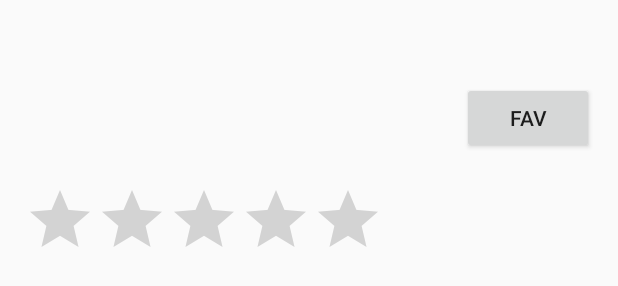
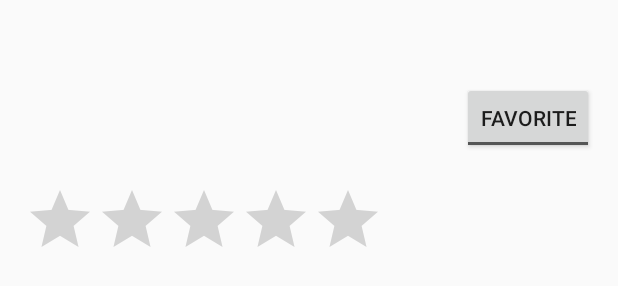
Before and after one commit to ryandegruyter/p2, an Android app: the layout fragment_detail_movie.xml on its own in the app's theme, with its tools: preview values and no code run, on a phone screen of 412 x 824 dp. Shown: the part 354-640 px from the top of the screen. Run offline under Robolectric (Android 15) with nearby library versions, the phone set to English and light mode, and no system bars.

Commit message:
implemented favorites on detailview

```diff
--- a/app/build.gradle
+++ b/app/build.gradle
@@ -10,7 +10,7 @@ android {
         applicationId "be.ryan.popularmovies"
         testInstrumentationRunner "android.test.InstrumentationTestRunner"
         buildConfigField "String", "TMDB_API_KEY", properties["tmdb.api.key"]
-        minSdkVersion 16
+        minSdkVersion 15
         targetSdkVersion 23
         versionCode 1
         versionName "1.0"
--- a/app/src/main/java/be/ryan/popularmovies/event/PopularMovieEvent.java
+++ b/app/src/main/java/be/ryan/popularmovies/event/PopularMovieEvent.java
@@ -7,8 +7,10 @@ import be.ryan.popularmovies.domain.TmdbMovie;
  */
 public class PopularMovieEvent {
     public final TmdbMovie mMovie;
+    public final boolean mIsFav;
 
-    public PopularMovieEvent(TmdbMovie movie) {
+    public PopularMovieEvent(TmdbMovie movie, boolean isFavorite) {
         this.mMovie= movie;
+        mIsFav = isFavorite;
     }
 }
--- a/app/src/main/java/be/ryan/popularmovies/provider/PopularMoviesProvider.java
+++ b/app/src/main/java/be/ryan/popularmovies/provider/PopularMoviesProvider.java
@@ -92,7 +92,7 @@ public class PopularMoviesProvider extends ContentProvider {
                 break;
             case FAVORITES:
                 cursor = dbHelper.getReadableDatabase().rawQuery(
-                        PopMovSqlHelper.getRawQueryFavorites(), null, null
+                        PopMovSqlHelper.getRawQueryFavorites(), null
                 );
                 break;
             default:
--- a/app/src/main/java/be/ryan/popularmovies/ui/adapter/MovieHolder.java
+++ b/app/src/main/java/be/ryan/popularmovies/ui/adapter/MovieHolder.java
@@ -30,7 +30,7 @@ public class MovieHolder extends RecyclerView.ViewHolder implements View.OnClick
 
     @Override
     public void onClick(View v) {
-        EventBus.getDefault().post(mTmdbMovie);
+        EventBus.getDefault().post(new PopularMovieEvent(mTmdbMovie, isFavorite));
     }
 
 
@@ -76,10 +76,11 @@ public class MovieHolder extends RecyclerView.ViewHolder implements View.OnClick
     }
 
     public void setIsFavorite(boolean isFavorite) {
+        this.isFavorite = isFavorite;
         if (isFavorite) {
             mFavoriteMenuItem.setChecked(isFavorite);
             mFavoriteMenuItem.setIcon(android.support.design.R.drawable.abc_btn_rating_star_on_mtrl_alpha);
-        }else{
+        } else {
             mFavoriteMenuItem.setChecked(isFavorite);
             mFavoriteMenuItem.setIcon(android.support.design.R.drawable.abc_btn_rating_star_off_mtrl_alpha);
         }
--- a/app/src/main/res/layout-land/fragment_detail_movie.xml
+++ b/app/src/main/res/layout-land/fragment_detail_movie.xml
@@ -25,9 +25,11 @@
             android:layout_marginRight="@dimen/activity_horizontal_margin"
             android:layout_width="wrap_content"
             android:layout_height="wrap_content">
-            <Button
+            <ToggleButton
                 android:layout_alignParentRight="true"
                 android:text="fav"
+                android:textOff="@string/action_favorite"
+                android:textOn="@string/action_unfav"
                 android:id="@+id/btnFav"
                 android:layout_width="wrap_content"
                 android:layout_height="wrap_content" />
--- a/app/src/main/res/layout/fragment_detail_movie.xml
+++ b/app/src/main/res/layout/fragment_detail_movie.xml
@@ -22,9 +22,11 @@
             android:layout_marginLeft="@dimen/activity_horizontal_margin"
             android:layout_marginRight="@dimen/activity_horizontal_margin"
             android:layout_marginTop="@dimen/activity_vertical_margin">
-            <Button
+            <ToggleButton
                 android:layout_alignParentRight="true"
                 android:text="fav"
+                android:textOff="@string/action_favorite"
+                android:textOn="@string/action_unfav"
                 android:id="@+id/btnFav"
                 android:layout_width="wrap_content"
                 android:layout_height="wrap_content" />
--- a/app/src/main/res/values/strings.xml
+++ b/app/src/main/res/values/strings.xml
@@ -18,4 +18,6 @@
     <string name="sync_account_type">popularmovies.ryan.be</string>
     <string name="content_authority">be.ryan.popularmovies</string>
     <string name="title_favorites">Favorites</string>
+    <string name="action_favorite">Favorite</string>
+    <string name="action_unfav">Unfavorite</string>
 </resources>
```
Also changed, not shown: app/src/main/java/be/ryan/popularmovies/ui/activity/MainActivity.java (+14 -3 lines), app/src/main/java/be/ryan/popularmovies/ui/fragment/DetailMovieFragment.java (+25 -18 lines), app/src/main/java/be/ryan/popularmovies/ui/fragment/MovieListPagerFragment.java (+25 -6 lines), 1 other file.
